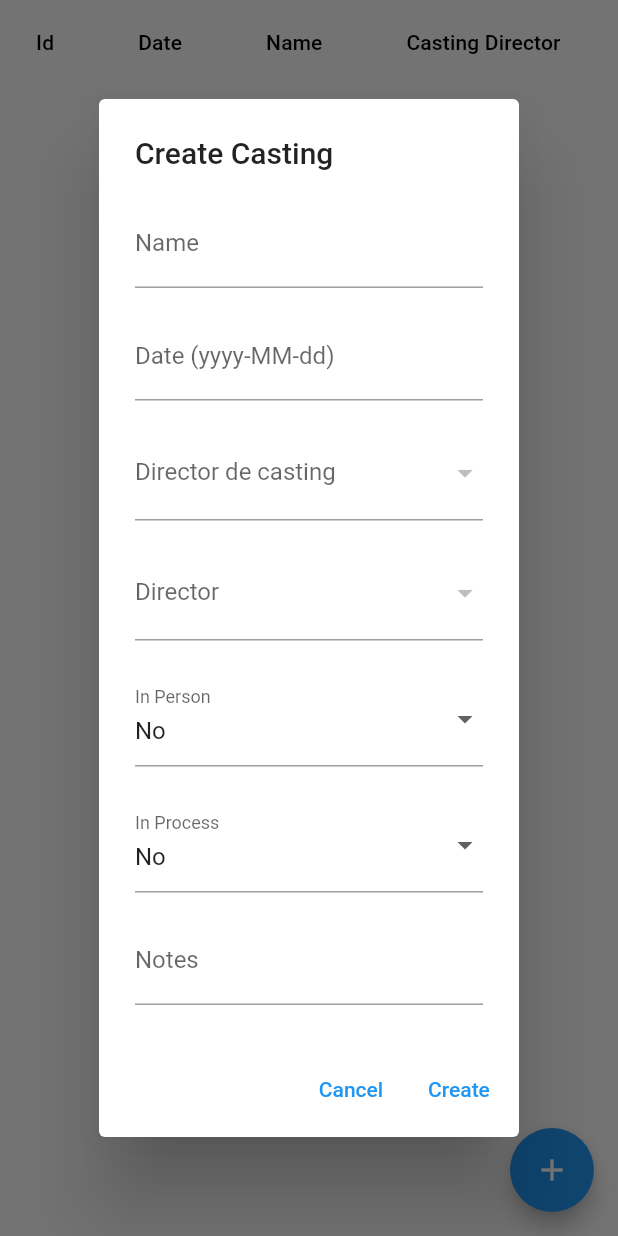
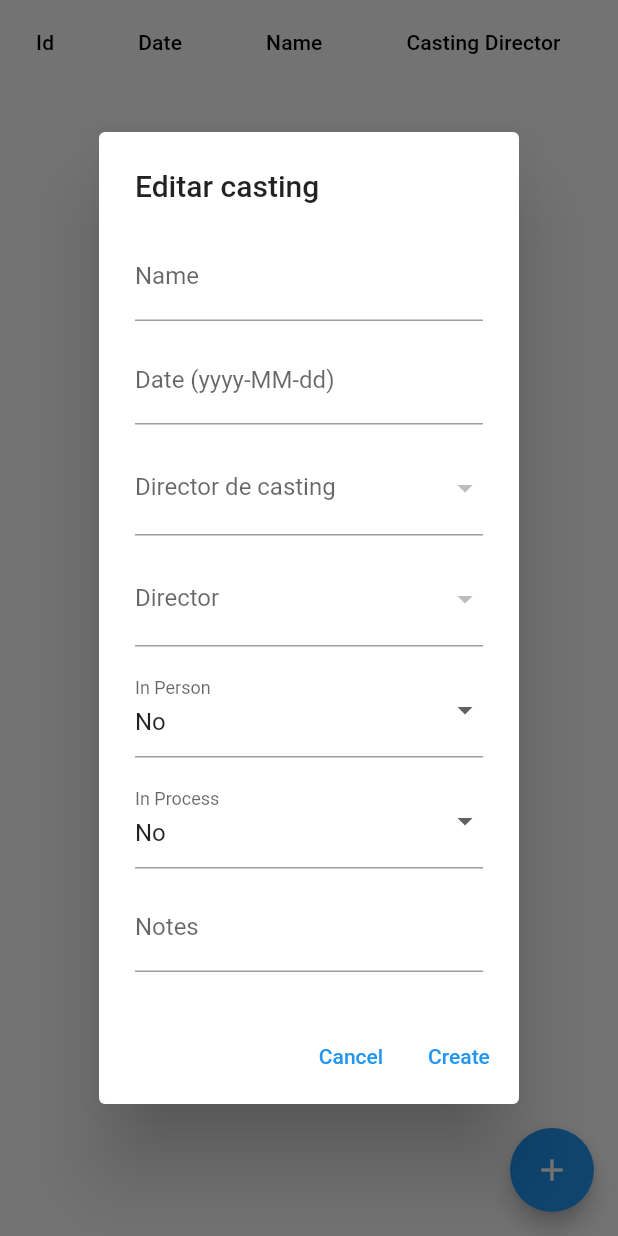
Before and after one commit to Lorea13/Profesionales-del-Arte, a Flutter app: the Home screen opened directly with empty values, after a tap on the "add" icon, on a phone screen of 412 x 824 dp. Run offline on Flutter 3.47's test engine with Material 2 defaults, Android fonts, the light colour scheme and no system bars; our stand-ins replace google_fonts, slide_to_act; network calls fail.

Commit message:
Delete funciona correctamente. Add y update no

```diff
--- a/frontend/lib/pages/home.dart
+++ b/frontend/lib/pages/home.dart
@@ -121,11 +121,11 @@ class _HomeState extends State<Home> {
       0,
       DropdownMenuItem(
         value: null,
-        child: Text('Seleccione un casting director'),
+        child: Text(casting.castingDirector.name),
       ));
 
   directorItems.insert(
-      0, DropdownMenuItem(value: null, child: Text('Seleccione un director')));
+      0, DropdownMenuItem(value: null, child: Text(casting.director.name)));
 
   await showDialog(
     context: context,
@@ -139,13 +139,13 @@ class _HomeState extends State<Home> {
               TextField(
                 controller: nameController,
                 decoration: InputDecoration(
-                  labelText: "Nombre",
+                  labelText: casting.name,
                 ),
               ),
               TextField(
                 controller: dateController,
                 decoration: InputDecoration(
-                  labelText: 'Date (yyyy-MM-dd)',
+                  labelText: DateFormat('yyyy-MM-dd').format(casting.date),
                 ),
               ),
               SizedBox(height: 10),
@@ -193,7 +193,7 @@ class _HomeState extends State<Home> {
                   });
                 },
               ),
-              SizedBox(height: 20),
+              SizedBox(height: 10),
               DropdownButtonFormField<String>(
                 decoration: InputDecoration(
                   labelText: 'In Process',
@@ -212,11 +212,11 @@ class _HomeState extends State<Home> {
                   });
                 },
               ),
-              SizedBox(height: 16.0),
+              SizedBox(height: 10),
               TextField(
                 controller: notesController,
                 decoration: InputDecoration(
-                  labelText: "Notas",
+                  labelText: casting.notes,
                 ),
               ),
             ],
@@ -292,13 +292,14 @@ Future<void> _showCreateCastingDialog() async {
   Person? _castingDirector;
   Person? _director;
 
+
+
   await showDialog(
     context: context,
     builder: (BuildContext context) {
       return AlertDialog(
-        title: Text("Create Casting"),
-        content: Form(
-          key: _formKey,
+        title: Text("Editar casting"),
+        content: SingleChildScrollView(
           child: Column(
             mainAxisSize: MainAxisSize.min,
             children: [
@@ -314,7 +315,7 @@ Future<void> _showCreateCastingDialog() async {
                   labelText: 'Name',
                 ),
               ),
-              SizedBox(height: 16.0),
+              SizedBox(height: 10),
               TextFormField(
                 controller: _dateController,
                 validator: (value) {
@@ -327,7 +328,7 @@ Future<void> _showCreateCastingDialog() async {
                   labelText: 'Date (yyyy-MM-dd)',
                 ),
               ),
-              SizedBox(height: 16.0),
+              SizedBox(height: 10),
               DropdownButtonFormField<Person>(
                 value: _castingDirector,
                 items: widget.people
@@ -346,7 +347,7 @@ Future<void> _showCreateCastingDialog() async {
                   labelText: 'Director de casting',
                 ),
               ),
-              SizedBox(height: 16.0),
+              SizedBox(height: 10),
               DropdownButtonFormField<Person>(
                 value: _director,
                 items: widget.people
@@ -365,7 +366,7 @@ Future<void> _showCreateCastingDialog() async {
                   labelText: 'Director',
                 ),
               ),
-              SizedBox(height: 20),
+              SizedBox(height: 10),
               DropdownButtonFormField<String>(
                 decoration: InputDecoration(
                   labelText: 'In Person',
@@ -384,7 +385,7 @@ Future<void> _showCreateCastingDialog() async {
                   });
                 },
               ),
-              SizedBox(height: 20),
+              SizedBox(height: 10),
               DropdownButtonFormField<String>(
                 decoration: InputDecoration(
                   labelText: 'In Process',
@@ -403,7 +404,7 @@ Future<void> _showCreateCastingDialog() async {
                   });
                 },
               ),
-              SizedBox(height: 16.0),
+              SizedBox(height: 10),
               TextFormField(
                 controller: _notesController,
                 decoration: InputDecoration(
```
